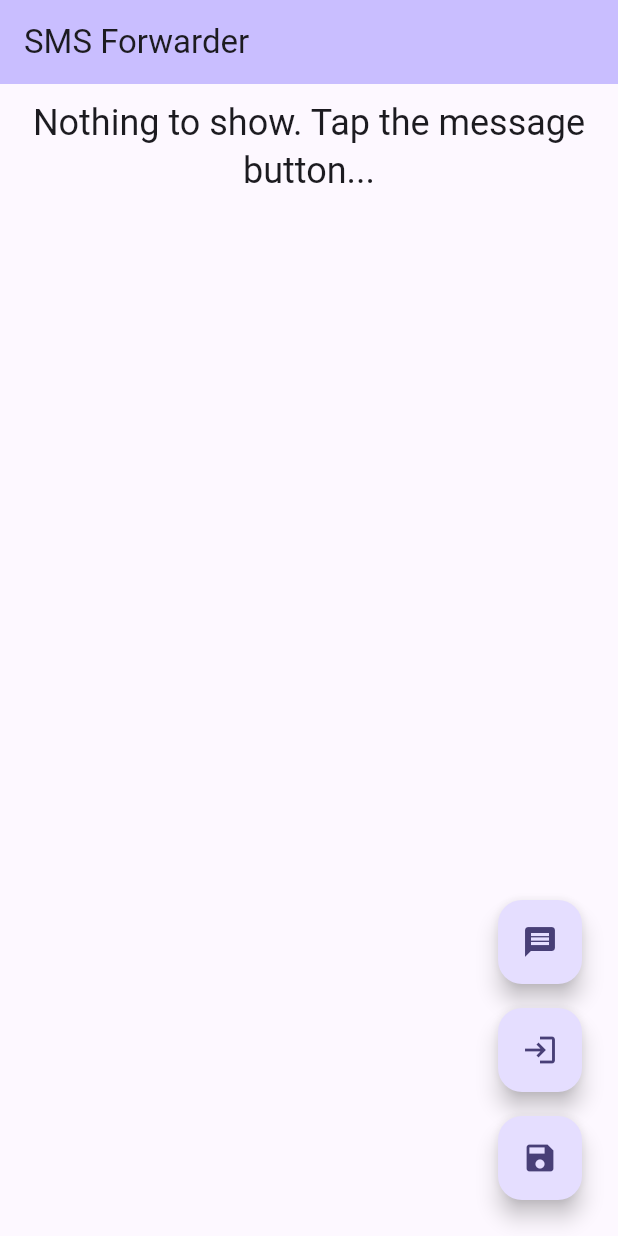
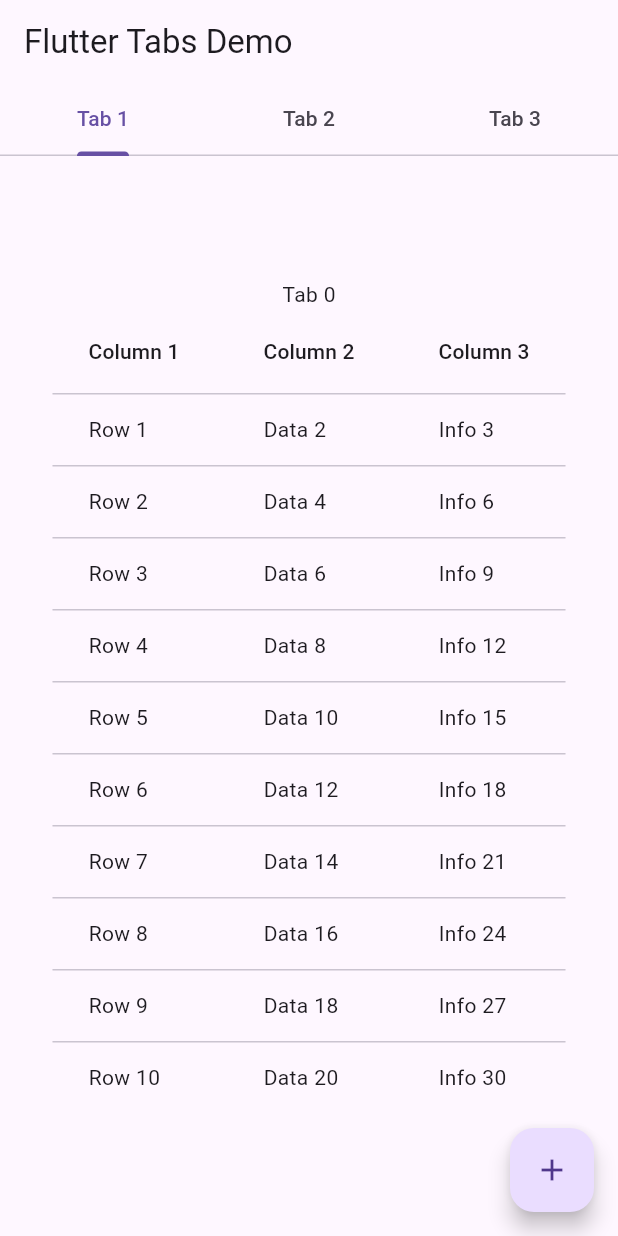
Before and after one commit to aritram1/flutter-expense-manager, a Flutter app: the screen it shows after launch, on a phone screen of 412 x 824 dp. Run offline on Flutter 3.47's test engine with Material 3 defaults, Android fonts, the phone set to English and light mode, and no system bars; our stand-ins replace device_info, logger, permission_handler; missing offline and left inert: flutter_sms_inbox.

Commit message:
First commit

```diff
--- a/lib/main.dart
+++ b/lib/main.dart
@@ -1,171 +1,61 @@
-import 'dart:core';
+// ignore_for_file: prefer_const_constructors, prefer_const_literals_to_create_immutables, library_private_types_in_public_api
+
 import 'package:flutter/material.dart';
-import 'package:flutter_phone_app/util/message_util.dart';
-import 'package:flutter_phone_app/util/salesforce_util.dart';
-import 'package:flutter_sms_inbox/flutter_sms_inbox.dart';
-import 'widget/messages_list_view.dart';
+import 'tab_data.dart';
 
-///////////////////////////////Main method to run////////////////////////////////////
 void main() {
-  runApp(const MyApp());
+  runApp(MyApp());
 }
 
-/////////////////////MyApp Stateless Parent Widget //////////////////////////////////
-
 class MyApp extends StatelessWidget {
-
-  const MyApp({Key? key}) : super(key: key);
+  const MyApp({super.key});
 
   @override
   Widget build(BuildContext context) {
     return MaterialApp(
-      title: 'Flutter Demo',
-      theme: ThemeData(
-        colorScheme: ColorScheme.fromSeed(
-          seedColor: const Color.fromARGB(255, 95, 54, 244),
-        ),
-        useMaterial3: true,
-      ),
-      home: const MyHomePage(title: 'SMS Forwarder'),
+      home: MyTabs(),
     );
   }
 }
 
-
-/////////////////////////////Main stateful widget////////////////////////////////////
-class MyHomePage extends StatefulWidget {
-  const MyHomePage({Key? key, required this.title}) : super(key: key);
-  final String title;
+class MyTabs extends StatefulWidget {
+  const MyTabs({super.key});
 
   @override
-  State<MyHomePage> createState() => _MyHomePageState();
+  _MyTabsState createState() => _MyTabsState();
 }
 
+class _MyTabsState extends State<MyTabs> with SingleTickerProviderStateMixin {
+  late TabController _tabController;
 
-/////////////////////////////Stateful Class//////////////////////////////////////////
-class _MyHomePageState extends State<MyHomePage> {
-
-  final String CONST_DEFAULT_TEXT = 'Nothing to show. Tap the message button...';
-  String _response = '';
-  String _error = '';
-  int _counter = 1;
-  List<SmsMessage> _messages = [];
-  String _sfLoginResponse = '';
-  String _sfSaveResponse = '';
-  String currentPage = ''; //Other options are 'Message', 'Login' and 'Save'
-  String sender = '';
-  int count = 0;
-
-  //////////////////////Initialise the state from parent Class///////////////////////
   @override
   void initState() {
     super.initState();
-  }
-  //////////////////////Method to handle Salesforce Login////////////////////////////
-  void handleLoginToSFButtonPress() async {
-    final loginResponse = await SalesforceUtil.loginToSalesforce();
-    setState(() {
-      _sfLoginResponse = loginResponse;
-      currentPage = 'Login';
-    });
-  }
-  //////////////////////Method to save data to Salesforce////////////////////////////
-  void handleSaveDataToSFButtonPress() async {
-    final List<SmsMessage> msgs = await MessageUtil.getMessages(count : 10);
-
-    final List<Map<String, dynamic>> data = await MessageUtil.convert(msgs);
-
-    final saveDataResponse = await SalesforceUtil.saveToSalesForce('FinPlan__SMS_Message__c', data);
-    setState(() {
-      _sfSaveResponse = saveDataResponse;
-      currentPage = 'Save';
-    });
-  }
-  ////////////////////// Method to get SMS data ///////////////////////////////////////
-  void handleMessageButtonPress() async{
-    final msgs = await MessageUtil.getMessages(); //(sender : ... , count : ...);
-    setState(() {
-      _messages = msgs;
-      currentPage = 'Message';
-    });
+    _tabController = TabController(vsync: this, length: 3);
   }
 
-  ////////////////////// Build Method for generating widget content ///////////////////
   @override
   Widget build(BuildContext context) {
     return Scaffold(
       appBar: AppBar(
-        backgroundColor: Theme.of(context).colorScheme.inversePrimary,
-        title: Text(widget.title),
-        // actions: [
-        //   Tab(
-        //     : ()=>{
-        //       Navigator.pushNamed(context, '/')
-        //     },
-        //     child: const Text('Home')
-        //   ),
-          //ElevatedButton(onPressed: onPressed, child: child),
-          //ElevatedButton(onPressed: onPressed, child: child)
-        //]
+        title: Text('Flutter Tabs Demo'),
+        bottom: TabBar(
+          controller: _tabController,
+          tabs: [
+            Tab(text: 'Tab 1'),
+            Tab(text: 'Tab 2'),
+            Tab(text: 'Tab 3'),
+          ],
+        ),
       ),
-      body: Container(
-        padding: const EdgeInsets.all(10.0),
-        child: () {
-          if (currentPage == 'Message') {
-            return MessagesListView(
-              messages: _messages,
-            );
-          }
-          else if(currentPage == 'Login') {
-            return Text(
-              _sfLoginResponse,
-              style: Theme.of(context).textTheme.headlineSmall,
-              textAlign: TextAlign.center,
-            );
-          }
-          else if(currentPage == 'Save') {
-            return Text(
-              _sfSaveResponse,
-              style: Theme.of(context).textTheme.headlineSmall,
-              textAlign: TextAlign.center,
-            );
-          }
-          else{
-            return Text(
-              CONST_DEFAULT_TEXT,
-              style: Theme.of(context).textTheme.headlineSmall,
-              textAlign: TextAlign.center,
-            );
-          }
-        }(),
+      body: TabBarView(
+        controller: _tabController,
+        children: [
+          TabData(tabIndex: 0),
+          TabData(tabIndex: 1),
+          TabData(tabIndex: 2),
+        ],
       ),
-      floatingActionButton: Column(
-        mainAxisAlignment: MainAxisAlignment.end,
-        children: [
-          Padding(
-            padding: const EdgeInsets.all(8.0),
-            child : FloatingActionButton(
-              onPressed: handleMessageButtonPress,
-              child: const Icon(Icons.message),
-            )
-          ),
-          Padding(
-            padding: const EdgeInsets.all(8.0),
-            child: FloatingActionButton(
-              onPressed: handleLoginToSFButtonPress,
-              child: const Icon(Icons.login),
-            ),
-          ),
-          Padding(
-            padding: const EdgeInsets.all(8.0),
-            child: FloatingActionButton(
-              onPressed: handleSaveDataToSFButtonPress,
-              child: const Icon(Icons.save),
-            ),
-          )
-        ],
-        )
-
     );
   }
 }
--- /dev/null
+++ b/lib/tab_data.dart
@@ -0,0 +1,32 @@
+// ignore_for_file: use_key_in_widget_constructors, avoid_print, prefer_const_constructors_in_immutables
+
+import 'package:flutter/material.dart';
+import './widget/table_widget.dart';
+
+class TabData extends StatelessWidget {
+  final int tabIndex;
+
+  TabData({required this.tabIndex});
+
+  @override
+  Widget build(BuildContext context) {
+    return Scaffold(
+      floatingActionButton: FloatingActionButton(
+        onPressed: () {
+          // Implement tab-specific floating button logic here
+          print('Floating button pressed on Tab $tabIndex');
+        },
+        child: const Icon(Icons.add),
+      ),
+      body: Center(
+        child: Column(
+          mainAxisAlignment: MainAxisAlignment.center,
+          children: [
+            Text('Tab $tabIndex'),
+            TableData(tabIndex: tabIndex),
+          ],
+        ),
+      ),
+    );
+  }
+}
--- /dev/null
+++ b/lib/widget/table_widget.dart
@@ -0,0 +1,47 @@
+// ignore_for_file: library_private_types_in_public_api
+
+import 'package:flutter/material.dart';
+
+class TableData extends StatefulWidget {
+  final int tabIndex;
+
+  const TableData({super.key, required this.tabIndex});
+
+  @override
+  _TableDataState createState() => _TableDataState();
+}
+
+class _TableDataState extends State<TableData> {
+  List<List<String>> tableData = generateTableData();
+
+  @override
+  Widget build(BuildContext context) {
+    return DataTable(
+      columns: const [
+        DataColumn(label: Text('Column 1')),
+        DataColumn(label: Text('Column 2')),
+        DataColumn(label: Text('Column 3')),
+      ],
+      rows: tableData.map((row) {
+        return DataRow(
+          cells: [
+            DataCell(Text(row[0])),
+            DataCell(Text(row[1])),
+            DataCell(Text(row[2])),
+          ],
+        );
+      }).toList(),
+    );
+  }
+}
+
+List<List<String>> generateTableData() {
+  // Replace this with your data generation logic
+  return List.generate(10, (index) {
+    return [
+      'Row ${index + 1}',
+      'Data ${(index + 1) * 2}',
+      'Info ${(index + 1) * 3}',
+    ];
+  });
+}
```
Also changed, not shown: lib/util/archive/main_backup.dart (added, +171 -0 lines), lib/util/archive/message_util.dart (renamed from lib/util/message_util.dart), lib/util/archive/messages_list_view.dart (renamed from lib/widget/messages_list_view.dart).
